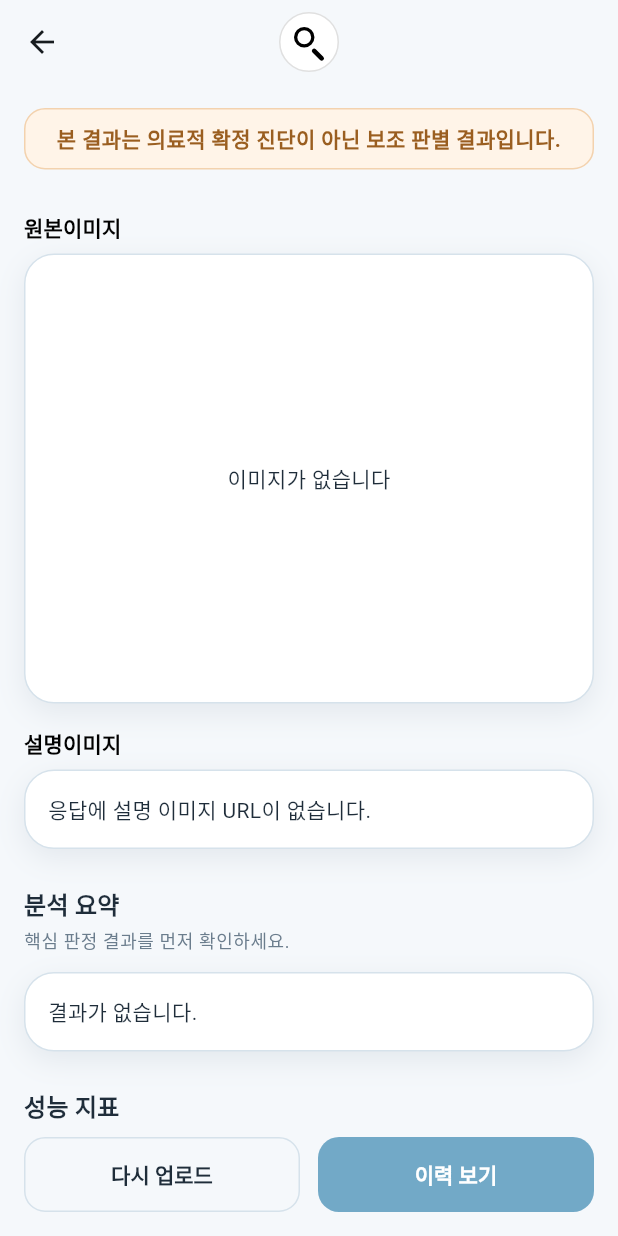
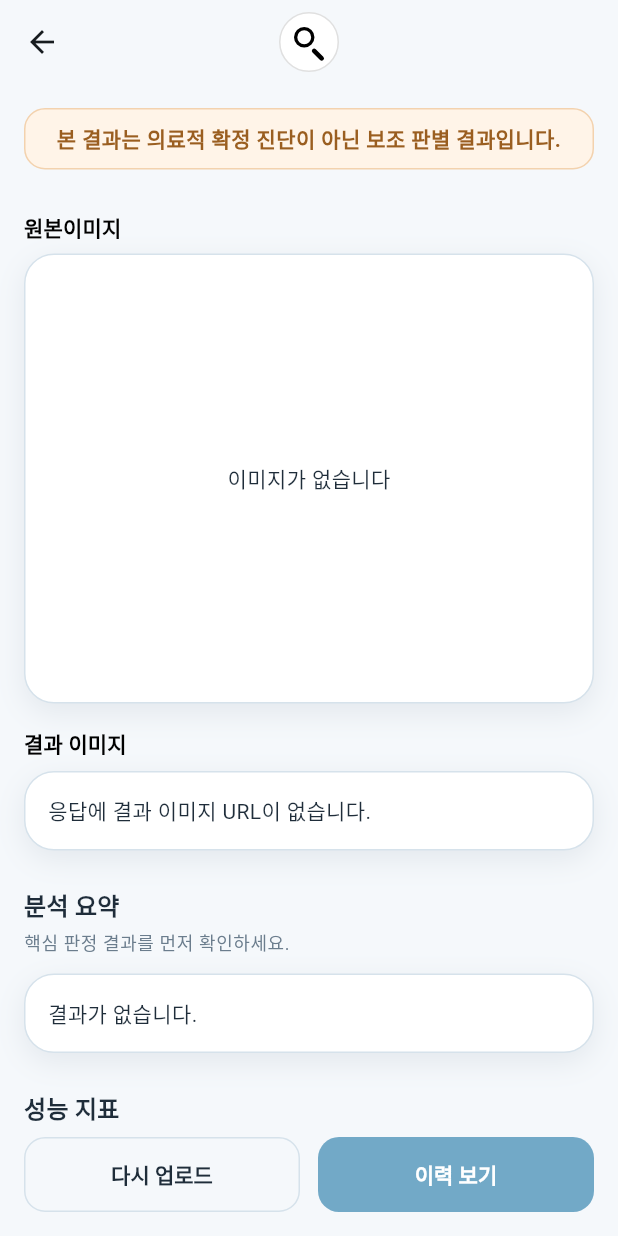
Before and after one commit to Capstone-sixsense/eye-project, a Flutter app: the ResultScreen screen opened directly, on a phone screen of 412 x 824 dp. Run offline on Flutter 3.47's test engine with Material 3 defaults, Android fonts, the phone set to English and light mode, and no system bars; our stand-ins replace file_picker; project files that could hold a hidden picture were left out.

Commit message:
fix(frontend): rename '설명이미지' labels to '결과 이미지' on result screen

```diff
--- a/frontend/lib/screens/result_screen.dart
+++ b/frontend/lib/screens/result_screen.dart
@@ -109,7 +109,7 @@ class ResultScreen extends StatelessWidget {
                                       crossAxisAlignment: CrossAxisAlignment.stretch,
                                       children: [
                                         Text(
-                                          '설명이미지',
+                                          '결과 이미지',
                                           style: Theme.of(context).textTheme.titleSmall?.copyWith(
                                                 fontWeight: FontWeight.w700,
                                               ),
@@ -139,7 +139,7 @@ class ResultScreen extends StatelessWidget {
                               ),
                               const SizedBox(height: MedicalTokens.spaceMd),
                               Text(
-                                '설명이미지',
+                                '결과 이미지',
                                 style: Theme.of(context).textTheme.titleSmall?.copyWith(
                                       fontWeight: FontWeight.w700,
                                     ),
@@ -261,7 +261,7 @@ void _showZoomViewer(
                             : const Center(child: Text('이미지가 없습니다')),
                       );
                       final explanationPanel = _ZoomPanel(
-                        title: '설명이미지',
+                        title: '결과 이미지',
                         child: (explanationAbsoluteUrl != null &&
                                 explanationAbsoluteUrl.isNotEmpty)
                             ? Image.network(
@@ -284,7 +284,7 @@ void _showZoomViewer(
                                   ),
                                 ),
                               )
-                            : const Center(child: Text('응답에 설명 이미지 URL이 없습니다.')),
+                            : const Center(child: Text('응답에 결과 이미지 URL이 없습니다.')),
                       );
 
                       if (isWide) {
@@ -616,7 +616,7 @@ class _ExplanationPanel extends StatelessWidget {
           crossAxisAlignment: CrossAxisAlignment.stretch,
           children: [
             Text(
-              '설명 이미지 생성에 실패했습니다',
+              '결과 이미지 생성에 실패했습니다',
               style: Theme.of(context).textTheme.bodyLarge,
             ),
             const SizedBox(height: 24),
@@ -664,7 +664,7 @@ class _ExplanationPanel extends StatelessWidget {
     }
 
     return const _InfoCard(
-      child: Text('응답에 설명 이미지 URL이 없습니다.'),
+      child: Text('응답에 결과 이미지 URL이 없습니다.'),
     );
   }
 }
```
